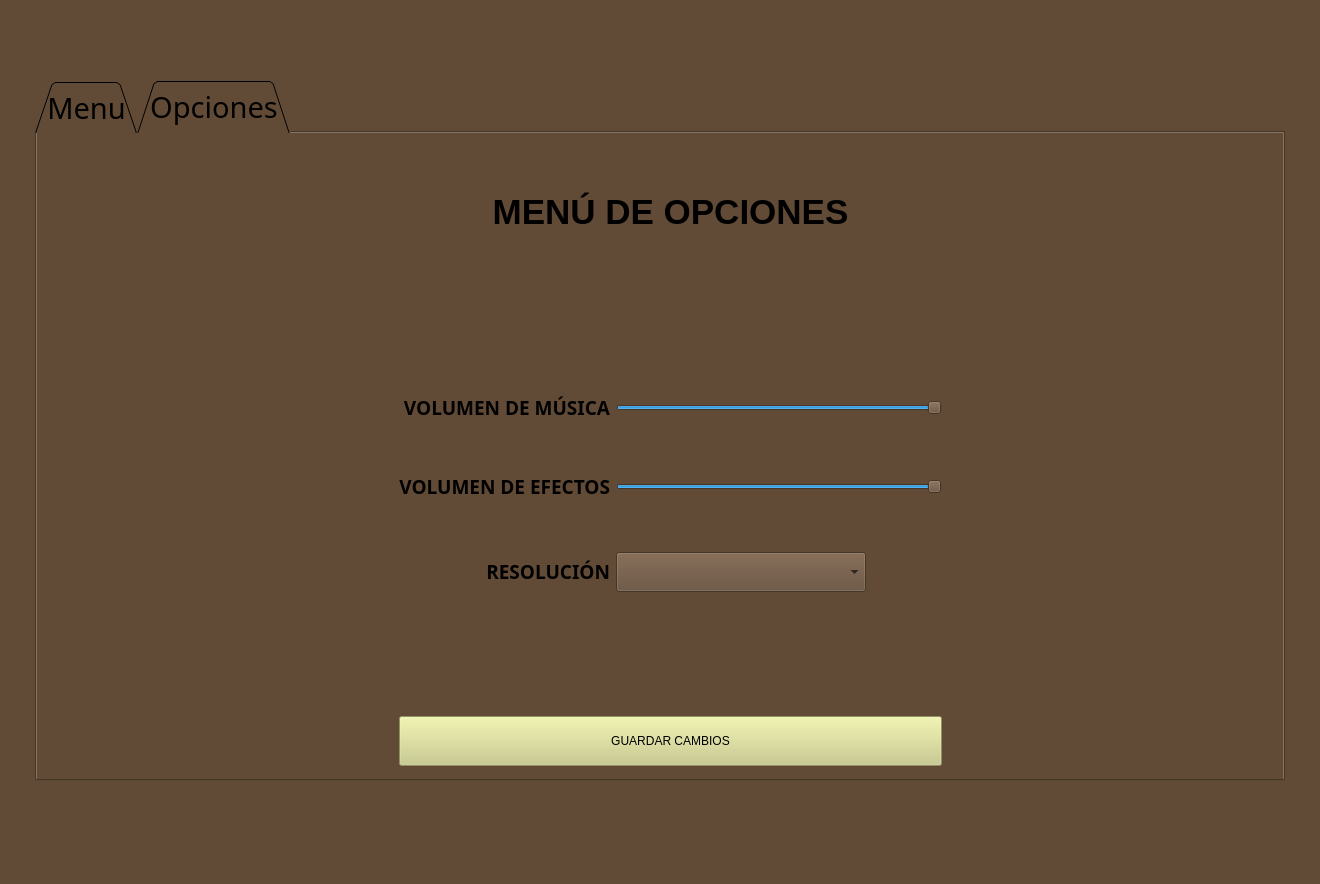
The window that Ui_MainWindow.ui (YukiTheThicc/Black_Dymonds) describes before a commit, drawn with Qt 5.
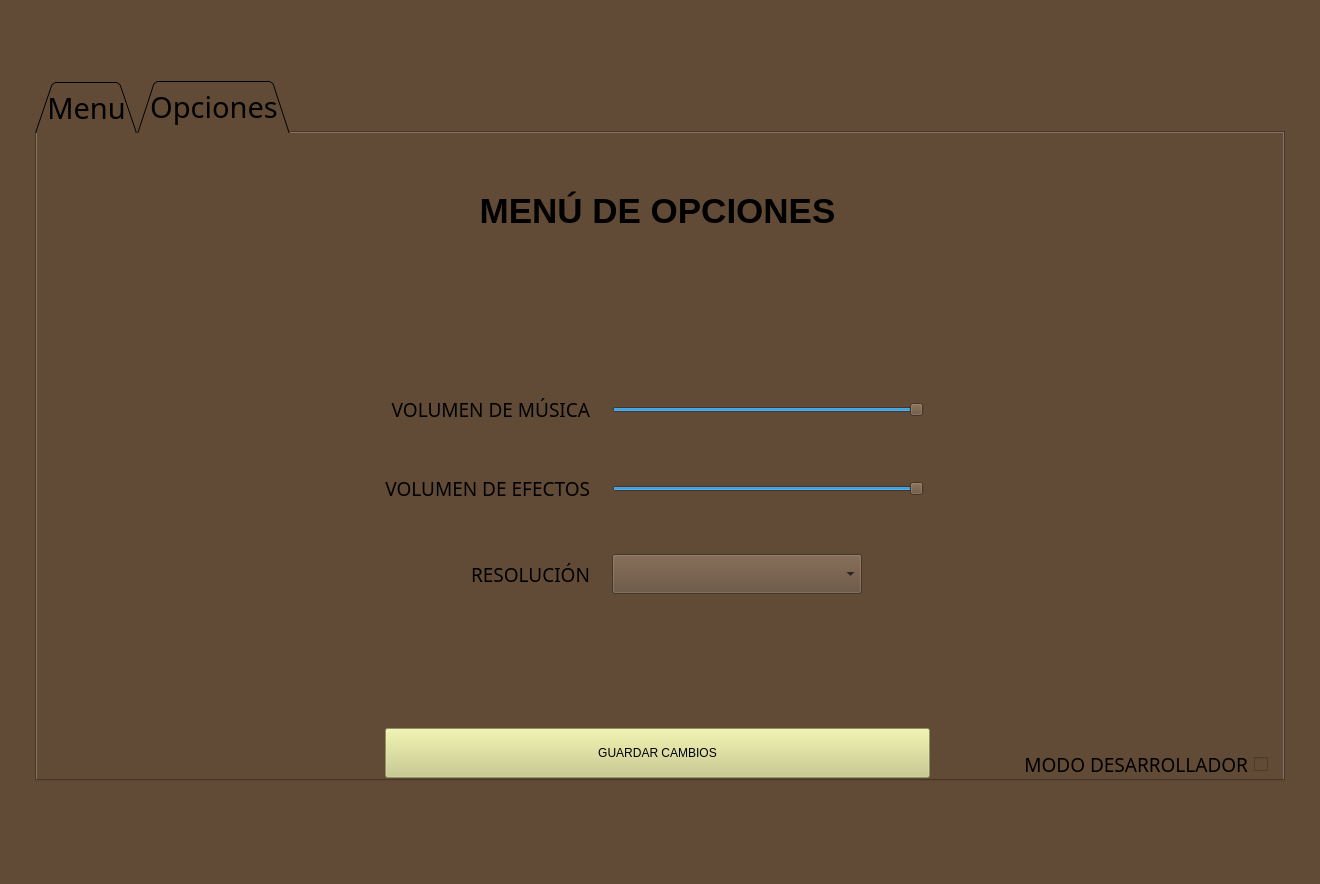
The same window after the commit. The open tabs and pages were chosen to show the change. Icons and pictures are not drawn.

```diff
--- a/Ui_MainWindow.ui
+++ b/Ui_MainWindow.ui
@@ -509,44 +509,6 @@
          </rect>
         </property>
         <layout class="QGridLayout" name="gridLayout_3">
-         <item row="6" column="1">
-          <widget class="QLabel" name="lblJugador_5">
-           <property name="font">
-            <font>
-             <family>Impact</family>
-             <pointsize>14</pointsize>
-            </font>
-           </property>
-           <property name="styleSheet">
-            <string notr="true">background-color: rgba(255, 0, 0, 0);</string>
-           </property>
-           <property name="text">
-            <string>&lt;html&gt;&lt;head/&gt;&lt;body&gt;&lt;p align=&quot;right&quot;&gt;&lt;span style=&quot; font-size:14pt; font-weight:600;&quot;&gt;RESOLUCIÓN&lt;/span&gt;&lt;/p&gt;&lt;/body&gt;&lt;/html&gt;</string>
-           </property>
-           <property name="alignment">
-            <set>Qt::AlignLeading|Qt::AlignLeft|Qt::AlignVCenter</set>
-           </property>
-          </widget>
-         </item>
-         <item row="4" column="2">
-          <widget class="QSlider" name="SliderEfectos">
-           <property name="styleSheet">
-            <string notr="true"/>
-           </property>
-           <property name="maximum">
-            <number>100</number>
-           </property>
-           <property name="pageStep">
-            <number>10</number>
-           </property>
-           <property name="sliderPosition">
-            <number>100</number>
-           </property>
-           <property name="orientation">
-            <enum>Qt::Horizontal</enum>
-           </property>
-          </widget>
-         </item>
          <item row="4" column="1">
           <widget class="QLabel" name="lblJugador_3">
            <property name="font">
@@ -555,165 +517,15 @@
              <pointsize>14</pointsize>
             </font>
            </property>
-           <property name="styleSheet">
-            <string notr="true">background-color: rgba(255, 0, 0, 0);</string>
-           </property>
            <property name="text">
-            <string>&lt;html&gt;&lt;head/&gt;&lt;body&gt;&lt;p align=&quot;right&quot;&gt;&lt;span style=&quot; font-size:14pt; font-weight:600;&quot;&gt;VOLUMEN DE EFECTOS&lt;/span&gt;&lt;/p&gt;&lt;/body&gt;&lt;/html&gt;</string>
+            <string>VOLUMEN DE EFECTOS</string>
            </property>
            <property name="alignment">
-            <set>Qt::AlignLeading|Qt::AlignLeft|Qt::AlignVCenter</set>
+            <set>Qt::AlignRight|Qt::AlignTrailing|Qt::AlignVCenter</set>
            </property>
           </widget>
          </item>
-         <item row="2" column="1">
-          <widget class="QLabel" name="lblJugador_7">
-           <property name="font">
-            <font>
-             <family>Impact</family>
-             <pointsize>14</pointsize>
-            </font>
-           </property>
-           <property name="styleSheet">
-            <string notr="true">background-color: rgba(255, 0, 0, 0);</string>
-           </property>
-           <property name="text">
-            <string>&lt;html&gt;&lt;head/&gt;&lt;body&gt;&lt;p align=&quot;right&quot;&gt;&lt;span style=&quot; font-size:14pt; font-weight:600;&quot;&gt;VOLUMEN DE MÚSICA&lt;/span&gt;&lt;/p&gt;&lt;/body&gt;&lt;/html&gt;</string>
-           </property>
-           <property name="alignment">
-            <set>Qt::AlignLeading|Qt::AlignLeft|Qt::AlignVCenter</set>
-           </property>
-          </widget>
-         </item>
-         <item row="0" column="0">
-          <widget class="QLabel" name="label_2">
-           <property name="sizePolicy">
-            <sizepolicy hsizetype="Fixed" vsizetype="Expanding">
-             <horstretch>0</horstretch>
-             <verstretch>0</verstretch>
-            </sizepolicy>
-           </property>
-           <property name="minimumSize">
-            <size>
-             <width>200</width>
-             <height>50</height>
-            </size>
-           </property>
-           <property name="text">
-            <string/>
-           </property>
-           <property name="pixmap">
-            <pixmap resource="img/diamond.qrc">:/diamond/bfiamond.png</pixmap>
-           </property>
-          </widget>
-         </item>
-         <item row="8" column="1" colspan="2">
-          <widget class="QPushButton" name="btnGuardarCambios">
-           <property name="minimumSize">
-            <size>
-             <width>0</width>
-             <height>50</height>
-            </size>
-           </property>
-           <property name="styleSheet">
-            <string notr="true">background-color: rgb(200, 203, 131);
-font: 75 14pt &quot;Impact&quot;;</string>
-           </property>
-           <property name="text">
-            <string>GUARDAR CAMBIOS</string>
-           </property>
-          </widget>
-         </item>
-         <item row="6" column="2">
-          <widget class="QComboBox" name="cmbResolucion">
-           <property name="sizePolicy">
-            <sizepolicy hsizetype="Fixed" vsizetype="Fixed">
-             <horstretch>0</horstretch>
-             <verstretch>0</verstretch>
-            </sizepolicy>
-           </property>
-           <property name="minimumSize">
-            <size>
-             <width>250</width>
-             <height>40</height>
-            </size>
-           </property>
-           <property name="font">
-            <font>
-             <family>Impact</family>
-             <pointsize>16</pointsize>
-            </font>
-           </property>
-           <property name="styleSheet">
-            <string notr="true"/>
-           </property>
-           <property name="frame">
-            <bool>true</bool>
-           </property>
-          </widget>
-         </item>
-         <item row="3" column="2">
-          <spacer name="verticalSpacer_7">
-           <property name="orientation">
-            <enum>Qt::Vertical</enum>
-           </property>
-           <property name="sizeType">
-            <enum>QSizePolicy::Fixed</enum>
-           </property>
-           <property name="sizeHint" stdset="0">
-            <size>
-             <width>10</width>
-             <height>40</height>
-            </size>
-           </property>
-          </spacer>
-         </item>
-         <item row="2" column="2">
-          <widget class="QSlider" name="SliderMusica">
-           <property name="maximum">
-            <number>100</number>
-           </property>
-           <property name="singleStep">
-            <number>1</number>
-           </property>
-           <property name="pageStep">
-            <number>10</number>
-           </property>
-           <property name="sliderPosition">
-            <number>100</number>
-           </property>
-           <property name="orientation">
-            <enum>Qt::Horizontal</enum>
-           </property>
-          </widget>
-         </item>
-         <item row="7" column="1" colspan="2">
-          <spacer name="verticalSpacer_6">
-           <property name="orientation">
-            <enum>Qt::Vertical</enum>
-           </property>
-           <property name="sizeHint" stdset="0">
-            <size>
-             <width>20</width>
-             <height>40</height>
-            </size>
-           </property>
-          </spacer>
-         </item>
-         <item row="1" column="1" colspan="2">
-          <spacer name="verticalSpacer_5">
-           <property name="orientation">
-            <enum>Qt::Vertical</enum>
-           </property>
-           <property name="sizeHint" stdset="0">
-            <size>
-             <width>20</width>
-             <height>40</height>
-            </size>
-           </property>
-          </spacer>
-         </item>
-         <item row="0" column="1" colspan="2">
+         <item row="0" column="1" colspan="4">
           <widget class="QLabel" name="lblJugador_6">
            <property name="sizePolicy">
             <sizepolicy hsizetype="Expanding" vsizetype="Expanding">
@@ -733,7 +545,42 @@
            </property>
           </widget>
          </item>
-         <item row="5" column="2">
+         <item row="10" column="6">
+          <widget class="QCheckBox" name="chkDeveloper">
+           <property name="text">
+            <string/>
+           </property>
+          </widget>
+         </item>
+         <item row="6" column="3" colspan="2">
+          <widget class="QComboBox" name="cmbResolucion">
+           <property name="sizePolicy">
+            <sizepolicy hsizetype="Fixed" vsizetype="Fixed">
+             <horstretch>0</horstretch>
+             <verstretch>0</verstretch>
+            </sizepolicy>
+           </property>
+           <property name="minimumSize">
+            <size>
+             <width>250</width>
+             <height>40</height>
+            </size>
+           </property>
+           <property name="font">
+            <font>
+             <family>Impact</family>
+             <pointsize>16</pointsize>
+            </font>
+           </property>
+           <property name="styleSheet">
+            <string notr="true"/>
+           </property>
+           <property name="frame">
+            <bool>true</bool>
+           </property>
+          </widget>
+         </item>
+         <item row="5" column="3" colspan="2">
           <spacer name="verticalSpacer_8">
            <property name="orientation">
             <enum>Qt::Vertical</enum>
@@ -749,27 +596,14 @@
            </property>
           </spacer>
          </item>
-         <item row="0" column="3" rowspan="12">
-          <spacer name="horizontalSpacer_6">
-           <property name="orientation">
-            <enum>Qt::Horizontal</enum>
-           </property>
-           <property name="sizeType">
-            <enum>QSizePolicy::Expanding</enum>
-           </property>
-           <property name="sizeHint" stdset="0">
-            <size>
-             <width>40</width>
-             <height>20</height>
-            </size>
-           </property>
-          </spacer>
-         </item>
          <item row="1" column="0" rowspan="11">
           <spacer name="horizontalSpacer_3">
            <property name="orientation">
             <enum>Qt::Horizontal</enum>
            </property>
+           <property name="sizeType">
+            <enum>QSizePolicy::Expanding</enum>
+           </property>
            <property name="sizeHint" stdset="0">
             <size>
              <width>40</width>
@@ -778,6 +612,205 @@
            </property>
           </spacer>
          </item>
+         <item row="3" column="3">
+          <spacer name="verticalSpacer_7">
+           <property name="orientation">
+            <enum>Qt::Vertical</enum>
+           </property>
+           <property name="sizeType">
+            <enum>QSizePolicy::Fixed</enum>
+           </property>
+           <property name="sizeHint" stdset="0">
+            <size>
+             <width>10</width>
+             <height>40</height>
+            </size>
+           </property>
+          </spacer>
+         </item>
+         <item row="2" column="3">
+          <widget class="QSlider" name="SliderMusica">
+           <property name="maximum">
+            <number>100</number>
+           </property>
+           <property name="singleStep">
+            <number>1</number>
+           </property>
+           <property name="pageStep">
+            <number>10</number>
+           </property>
+           <property name="sliderPosition">
+            <number>100</number>
+           </property>
+           <property name="orientation">
+            <enum>Qt::Horizontal</enum>
+           </property>
+          </widget>
+         </item>
+         <item row="1" column="1" colspan="4">
+          <spacer name="verticalSpacer_5">
+           <property name="orientation">
+            <enum>Qt::Vertical</enum>
+           </property>
+           <property name="sizeHint" stdset="0">
+            <size>
+             <width>20</width>
+             <height>40</height>
+            </size>
+           </property>
+          </spacer>
+         </item>
+         <item row="2" column="1">
+          <widget class="QLabel" name="label_3">
+           <property name="font">
+            <font>
+             <family>Impact</family>
+             <pointsize>14</pointsize>
+            </font>
+           </property>
+           <property name="text">
+            <string>VOLUMEN DE MÚSICA</string>
+           </property>
+           <property name="alignment">
+            <set>Qt::AlignRight|Qt::AlignTrailing|Qt::AlignVCenter</set>
+           </property>
+          </widget>
+         </item>
+         <item row="0" column="5" rowspan="10">
+          <spacer name="horizontalSpacer_5">
+           <property name="orientation">
+            <enum>Qt::Horizontal</enum>
+           </property>
+           <property name="sizeType">
+            <enum>QSizePolicy::Expanding</enum>
+           </property>
+           <property name="sizeHint" stdset="0">
+            <size>
+             <width>40</width>
+             <height>20</height>
+            </size>
+           </property>
+          </spacer>
+         </item>
+         <item row="8" column="1" colspan="4">
+          <spacer name="verticalSpacer_6">
+           <property name="orientation">
+            <enum>Qt::Vertical</enum>
+           </property>
+           <property name="sizeHint" stdset="0">
+            <size>
+             <width>20</width>
+             <height>40</height>
+            </size>
+           </property>
+          </spacer>
+         </item>
+         <item row="2" column="2" rowspan="5">
+          <spacer name="horizontalSpacer_4">
+           <property name="orientation">
+            <enum>Qt::Horizontal</enum>
+           </property>
+           <property name="sizeType">
+            <enum>QSizePolicy::Fixed</enum>
+           </property>
+           <property name="sizeHint" stdset="0">
+            <size>
+             <width>10</width>
+             <height>20</height>
+            </size>
+           </property>
+          </spacer>
+         </item>
+         <item row="4" column="3">
+          <widget class="QSlider" name="SliderEfectos">
+           <property name="styleSheet">
+            <string notr="true"/>
+           </property>
+           <property name="maximum">
+            <number>100</number>
+           </property>
+           <property name="pageStep">
+            <number>10</number>
+           </property>
+           <property name="sliderPosition">
+            <number>100</number>
+           </property>
+           <property name="orientation">
+            <enum>Qt::Horizontal</enum>
+           </property>
+          </widget>
+         </item>
+         <item row="6" column="1">
+          <widget class="QLabel" name="label_5">
+           <property name="font">
+            <font>
+             <family>Impact</family>
+             <pointsize>14</pointsize>
+            </font>
+           </property>
+           <property name="text">
+            <string>RESOLUCIÓN</string>
+           </property>
+           <property name="alignment">
+            <set>Qt::AlignRight|Qt::AlignTrailing|Qt::AlignVCenter</set>
+           </property>
+          </widget>
+         </item>
+         <item row="9" column="1" rowspan="2" colspan="4">
+          <widget class="QPushButton" name="btnGuardarCambios">
+           <property name="minimumSize">
+            <size>
+             <width>0</width>
+             <height>50</height>
+            </size>
+           </property>
+           <property name="styleSheet">
+            <string notr="true">background-color: rgb(200, 203, 131);
+font: 75 14pt &quot;Impact&quot;;</string>
+           </property>
+           <property name="text">
+            <string>GUARDAR CAMBIOS</string>
+           </property>
+          </widget>
+         </item>
+         <item row="0" column="0">
+          <widget class="QLabel" name="label_2">
+           <property name="sizePolicy">
+            <sizepolicy hsizetype="Fixed" vsizetype="Expanding">
+             <horstretch>0</horstretch>
+             <verstretch>0</verstretch>
+            </sizepolicy>
+           </property>
+           <property name="minimumSize">
+            <size>
+             <width>200</width>
+             <height>50</height>
+            </size>
+           </property>
+           <property name="text">
+            <string/>
+           </property>
+           <property name="pixmap">
+            <pixmap resource="img/diamond.qrc">:/diamond/bfiamond.png</pixmap>
+           </property>
+          </widget>
+         </item>
+         <item row="10" column="5">
+          <widget class="QLabel" name="label_6">
+           <property name="font">
+            <font>
+             <family>Impact</family>
+             <pointsize>14</pointsize>
+            </font>
+           </property>
+           <property name="text">
+            <string>MODO DESARROLLADOR</string>
+           </property>
+           <property name="alignment">
+            <set>Qt::AlignRight|Qt::AlignTrailing|Qt::AlignVCenter</set>
+           </property>
+          </widget>
+         </item>
         </layout>
        </widget>
       </widget>
```
Left out of the diff: 344 changed lines with no effect on the pictures.
